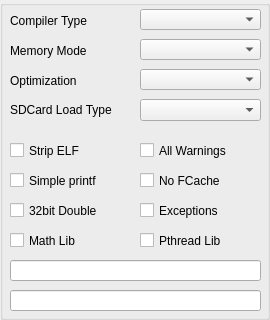
First picture: the form in propside/project.ui, repository parallaxinc/SimpleIDE, before the edit.
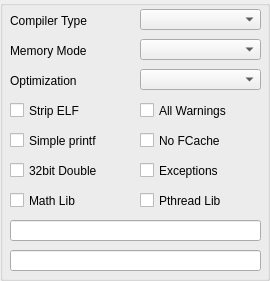
Second picture: the form after the edit.

Commit message: More efficient console. Added images. Removed SDcard Load Type box.

The edit to the form file:
```diff
--- a/propside/project.ui
+++ b/propside/project.ui
@@ -7,7 +7,7 @@
     <x>0</x>
     <y>0</y>
     <width>270</width>
-    <height>320</height>
+    <height>281</height>
    </rect>
   </property>
   <property name="maximumSize">
@@ -25,7 +25,7 @@
      <x>0</x>
      <y>0</y>
      <width>270</width>
-     <height>320</height>
+     <height>281</height>
     </rect>
    </property>
    <property name="title">
@@ -51,7 +51,7 @@
     <property name="geometry">
      <rect>
       <x>10</x>
-      <y>170</y>
+      <y>130</y>
       <width>131</width>
       <height>21</height>
      </rect>
@@ -67,7 +67,7 @@
     <property name="geometry">
      <rect>
       <x>10</x>
-      <y>200</y>
+      <y>160</y>
       <width>131</width>
       <height>21</height>
      </rect>
@@ -79,19 +79,6 @@
      <string>32bit Double</string>
     </property>
    </widget>
-   <widget class="QComboBox" name="comboBoxLoadType">
-    <property name="geometry">
-     <rect>
-      <x>140</x>
-      <y>99</y>
-      <width>121</width>
-      <height>22</height>
-     </rect>
-    </property>
-    <property name="toolTip">
-     <string>Use only if you need to the board to run an SD card resident .pex program.</string>
-    </property>
-   </widget>
    <widget class="QLabel" name="labelcompiler">
     <property name="geometry">
      <rect>
@@ -109,7 +96,7 @@
     <property name="geometry">
      <rect>
       <x>10</x>
-      <y>260</y>
+      <y>220</y>
       <width>251</width>
       <height>21</height>
      </rect>
@@ -122,7 +109,7 @@
     <property name="geometry">
      <rect>
       <x>10</x>
-      <y>140</y>
+      <y>100</y>
       <width>131</width>
       <height>21</height>
      </rect>
@@ -151,7 +138,7 @@
     <property name="geometry">
      <rect>
       <x>10</x>
-      <y>230</y>
+      <y>190</y>
       <width>131</width>
       <height>21</height>
      </rect>
@@ -180,7 +167,7 @@
     <property name="geometry">
      <rect>
       <x>140</x>
-      <y>200</y>
+      <y>160</y>
       <width>121</width>
       <height>21</height>
      </rect>
@@ -209,7 +196,7 @@
     <property name="geometry">
      <rect>
       <x>140</x>
-      <y>230</y>
+      <y>190</y>
       <width>121</width>
       <height>21</height>
      </rect>
@@ -225,7 +212,7 @@
     <property name="geometry">
      <rect>
       <x>10</x>
-      <y>290</y>
+      <y>250</y>
       <width>251</width>
       <height>21</height>
      </rect>
@@ -247,24 +234,11 @@
      <string>Usually -Os is best for creating smaller code.</string>
     </property>
    </widget>
-   <widget class="QLabel" name="labelLoadType">
-    <property name="geometry">
-     <rect>
-      <x>10</x>
-      <y>99</y>
-      <width>131</width>
-      <height>21</height>
-     </rect>
-    </property>
-    <property name="text">
-     <string>SDCard Load Type</string>
-    </property>
-   </widget>
    <widget class="QCheckBox" name="checkBoxWarnAll">
     <property name="geometry">
      <rect>
       <x>140</x>
-      <y>140</y>
+      <y>100</y>
       <width>121</width>
       <height>21</height>
      </rect>
@@ -280,7 +254,7 @@
     <property name="geometry">
      <rect>
       <x>140</x>
-      <y>170</y>
+      <y>130</y>
       <width>121</width>
       <height>21</height>
      </rect>
```
The commit also changes 14 other files.
